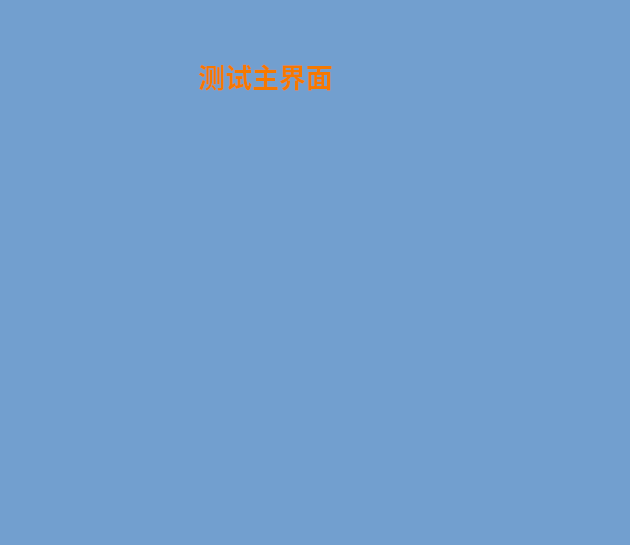
Old version of the form frm/Frm_testingMenu.ui in the repository lvxiaowei/linux_lcCode.
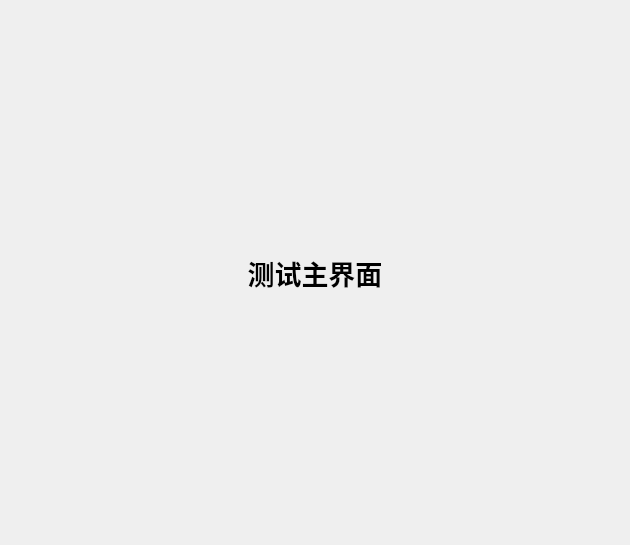
New version of the form. The open tabs and pages were chosen to show the change. Icons and pictures are not drawn.

The edit to the form file:
```diff
--- a/frm/Frm_testingMenu.ui
+++ b/frm/Frm_testingMenu.ui
@@ -13,18 +13,21 @@
   <property name="windowTitle">
    <string>Form</string>
   </property>
+  <property name="styleSheet">
+   <string notr="true"/>
+  </property>
   <layout class="QGridLayout" name="gridLayout">
    <property name="leftMargin">
     <number>0</number>
    </property>
    <property name="topMargin">
-    <number>0</number>
+    <number>5</number>
    </property>
    <property name="rightMargin">
     <number>0</number>
    </property>
    <property name="bottomMargin">
-    <number>0</number>
+    <number>5</number>
    </property>
    <property name="spacing">
     <number>0</number>
@@ -32,21 +35,33 @@
    <item row="0" column="0">
     <widget class="QStackedWidget" name="m_stackWgt">
      <property name="styleSheet">
-      <string notr="true">background-color: rgb(114, 159, 207);</string>
+      <string notr="true"/>
      </property>
      <property name="currentIndex">
       <number>4</number>
      </property>
      <widget class="QWidget" name="page">
+      <property name="styleSheet">
+       <string notr="true"/>
+      </property>
+      <layout class="QGridLayout" name="gridLayout_10">
+       <property name="leftMargin">
+        <number>0</number>
+       </property>
+       <property name="topMargin">
+        <number>0</number>
+       </property>
+       <property name="rightMargin">
+        <number>0</number>
+       </property>
+       <property name="bottomMargin">
+        <number>0</number>
+       </property>
+       <property name="spacing">
+        <number>0</number>
+       </property>
+       <item row="0" column="0">
       <widget class="QLabel" name="label">
-       <property name="geometry">
-        <rect>
-         <x>160</x>
-         <y>30</y>
-         <width>211</width>
-         <height>91</height>
-        </rect>
-       </property>
        <property name="font">
         <font>
          <pointsize>20</pointsize>
@@ -55,7 +70,7 @@
         </font>
        </property>
        <property name="styleSheet">
-        <string notr="true">color: rgb(245, 121, 0);</string>
+          <string notr="true">border-image: url(:/image/bakground3.jpeg);</string>
        </property>
        <property name="text">
         <string>测试主界面</string>
@@ -64,6 +79,8 @@
         <set>Qt::AlignCenter</set>
        </property>
       </widget>
+       </item>
+      </layout>
      </widget>
      <widget class="QWidget" name="page_2">
       <layout class="QGridLayout" name="gridLayout_2">
```
Left out of the diff: 52 changed lines with no effect on the pictures. Lines whose indentation alone changed are shown as unchanged.
